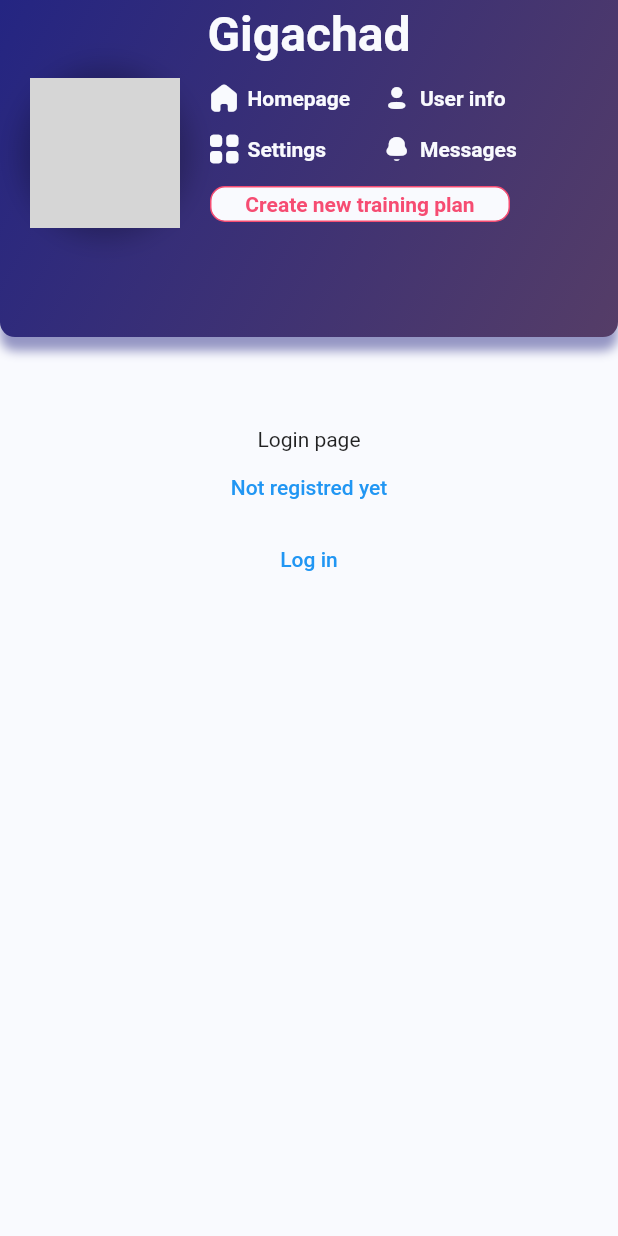
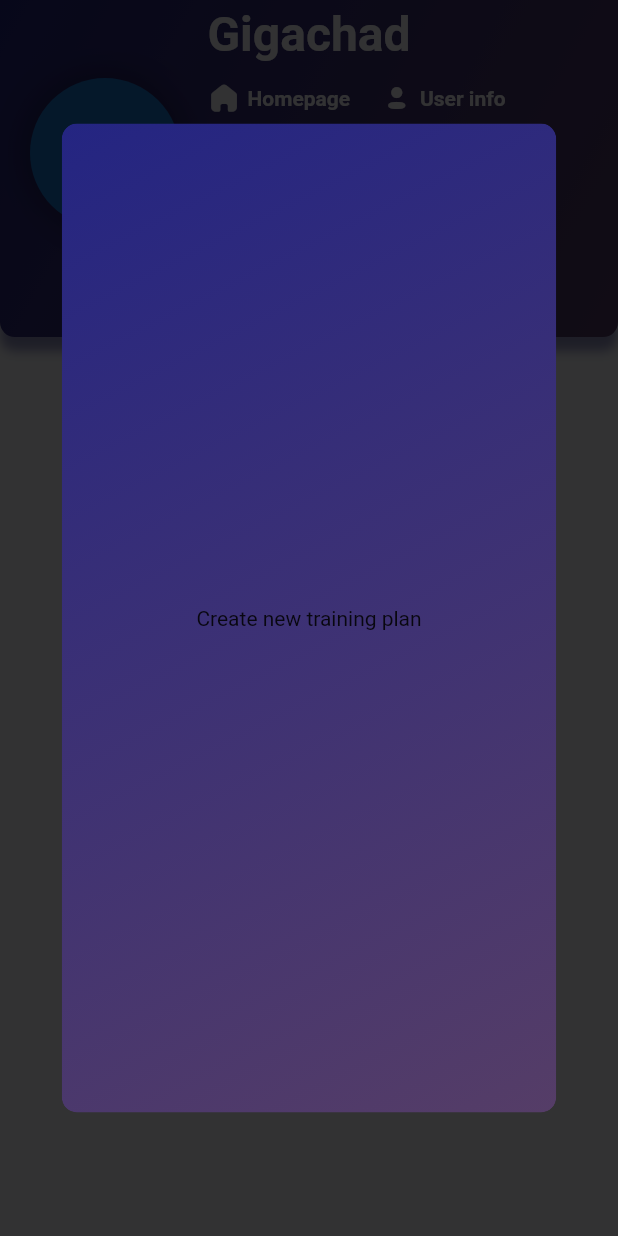
Before and after one commit to marekprochazka/POT-2, a Flutter app: the screen it shows after launch, after a tap on "Create new training plan", on a phone screen of 412 x 824 dp. Run offline on Flutter 3.47's test engine with Material 2 defaults, Android fonts, the phone set to English and light mode, and no system bars; our stand-ins replace cached_network_image, flutter_dotenv, go_router, shared_preferences; network calls fail; grey boxes are pictures that could not be loaded.

Commit message:
app: base modal

```diff
--- a/app/lib/constants.dart
+++ b/app/lib/constants.dart
@@ -90,3 +90,11 @@ class POTTextStyles {
 class POTEnvironment {
   static String get apiUrl => dotenv.env['API_URL'] ?? '';
 }
+
+class POTGradients {
+  static const LinearGradient defaultGradient = LinearGradient(
+              begin: Alignment.topLeft,
+              end: Alignment.bottomRight,
+              colors: <Color>[POTColors.primary, POTColors.secondary],
+              stops: [0.0, 1.0]);
+}
--- /dev/null
+++ b/app/lib/ui/base/base_modal/base_modal.dart
@@ -0,0 +1,40 @@
+import 'package:app/constants.dart';
+import 'package:flutter/material.dart';
+
+class BaseModal extends StatelessWidget {
+  final Widget child;
+  final double? height;
+
+  const BaseModal({Key? key, required this.child, required this.height})
+      : super(key: key);
+
+  // TODO close button switch (closs button on click callback should be Navigator.pop(context))
+
+  @override
+  Widget build(BuildContext context) {
+    return WillPopScope(
+        child: Dialog(
+          elevation: 0,
+          clipBehavior: Clip.antiAlias,
+          backgroundColor: Colors.transparent,
+          shape: RoundedRectangleBorder(
+            borderRadius: BorderRadius.circular(10),
+          ),
+          child: Stack(children: <Widget>[
+            Container(
+                width: MediaQuery.of(context).size.width * 0.8,
+                height: height,
+                decoration: BoxDecoration(
+                  borderRadius: BorderRadius.circular(10),
+                  gradient: POTGradients.defaultGradient,
+                ),
+                child: Column(
+                    mainAxisSize: MainAxisSize.min,
+                    mainAxisAlignment: MainAxisAlignment.center,
+                    crossAxisAlignment: CrossAxisAlignment.center,
+                    children: <Widget>[child]))
+          ]),
+        ),
+        onWillPop: () => Future.value(true)); // TODO pop handler here
+  }
+}
--- a/app/lib/ui/shared/header/Header.dart
+++ b/app/lib/ui/shared/header/Header.dart
@@ -23,11 +23,8 @@ class Header extends StatelessWidget {
           BoxShadow(
               color: POTColors.primary50, blurRadius: 5, offset: Offset(0, 9))
         ],
-          gradient: LinearGradient(
-              begin: Alignment.topLeft,
-              end: Alignment.bottomRight,
-              colors: <Color>[POTColors.primary, POTColors.secondary],
-              stops: [0.0, 1.0])),
+        gradient: POTGradients.defaultGradient,
+      ),
       child: Column(
         children: <Widget>[
           Padding(
@@ -38,7 +35,8 @@ class Header extends StatelessWidget {
               style: POTTextStyles.navbarTitle,
             )),
           ),
-          SizedBox(width: double.infinity,child: HeaderContent(user.profilePicture))
+          SizedBox(
+              width: double.infinity, child: HeaderContent(user.profilePicture))
         ],
       ),
     );
--- a/app/lib/ui/shared/header/components/create_training_plan_button.dart
+++ /dev/null
@@ -1,25 +0,0 @@
-import 'package:app/constants.dart';
-import 'package:flutter/material.dart';
-
-class CreateTrainingPlanButton extends StatelessWidget {
-  const CreateTrainingPlanButton({Key? key}) : super(key: key);
-
-  @override
-  Widget build(BuildContext context) {
-    return Container(
-      decoration: BoxDecoration(
-          border: Border.all(color: POTColors.tertiary),
-          borderRadius: BorderRadius.circular(10),
-          color: POTColors.white),
-      child: const SizedBox(
-        width: 180,
-        height: 22,
-        child: Center(
-            child: Text(
-          'Create new Training plan',
-          style: POTTextStyles.navbarText__active,
-        )),
-      ),
-    );
-  }
-}
--- a/app/lib/ui/shared/header/components/header_content.dart
+++ b/app/lib/ui/shared/header/components/header_content.dart
@@ -1,7 +1,9 @@
 import 'package:app/constants.dart';
 import 'package:app/models/header_icons.dart';
+import 'package:app/ui/base/base_modal/base_modal.dart';
 import 'package:app/ui/shared/buttons/pot_button.dart';
 import 'package:app/ui/shared/header/components/navbar_text.dart';
+import 'package:app/utils/show_modal.dart';
 import 'package:cached_network_image/cached_network_image.dart';
 import 'package:flutter/material.dart';
 
@@ -92,7 +94,12 @@ class HeaderContent extends StatelessWidget {
                       width: 180,
                       height: 22,
                       text: 'Create new training plan',
-                      callback: () {},
+                      callback: () => showModal(
+                          context,
+                          BaseModal(
+                            child: const Text('Create new training plan'),
+                            height: MediaQuery.of(context).size.height * 0.8,
+                          )),
                       red: true,
                       textStyle: POTTextStyles.navbarText__active,
                     ),
--- /dev/null
+++ b/app/lib/utils/show_modal.dart
@@ -0,0 +1,18 @@
+
+import 'package:flutter/material.dart';
+
+
+void showModal(BuildContext context, Widget dialog) {
+  showGeneralDialog(
+    context: context,
+    barrierLabel: '',
+    barrierDismissible: true,
+    barrierColor: Colors.black.withOpacity(0.8),
+    transitionBuilder: (context, animation, secondaryAnimation, child) {
+      return ScaleTransition(scale: Tween<double>(end:1.0, begin:0.0).animate(animation),
+        child: child,
+      );
+    },
+    pageBuilder: (context, animation, secondary) => dialog);
+
+}
```
Also changed, not shown: 1 other file. Lines whose indentation alone changed are shown as unchanged.
